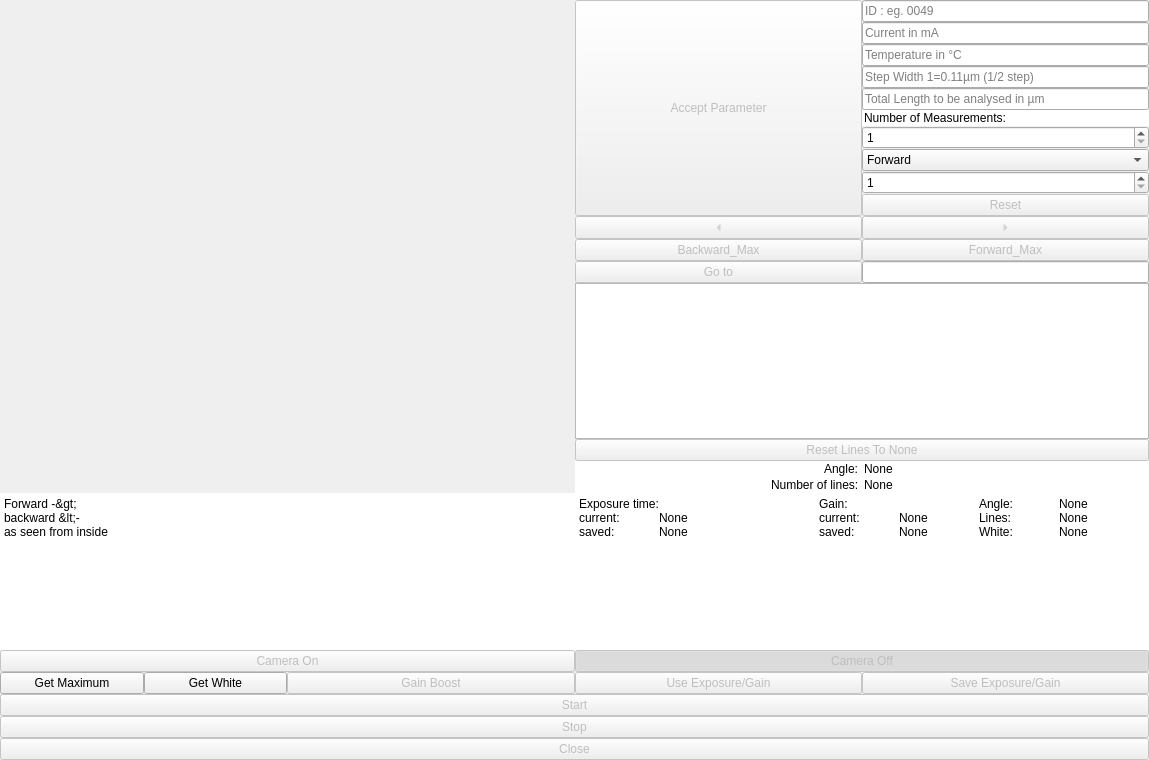
Before: the Qt Designer form ui/new_camera.ui in ClaudiusCaesarPoseidon/coherence_length_analyser_main, drawn with Qt 5.
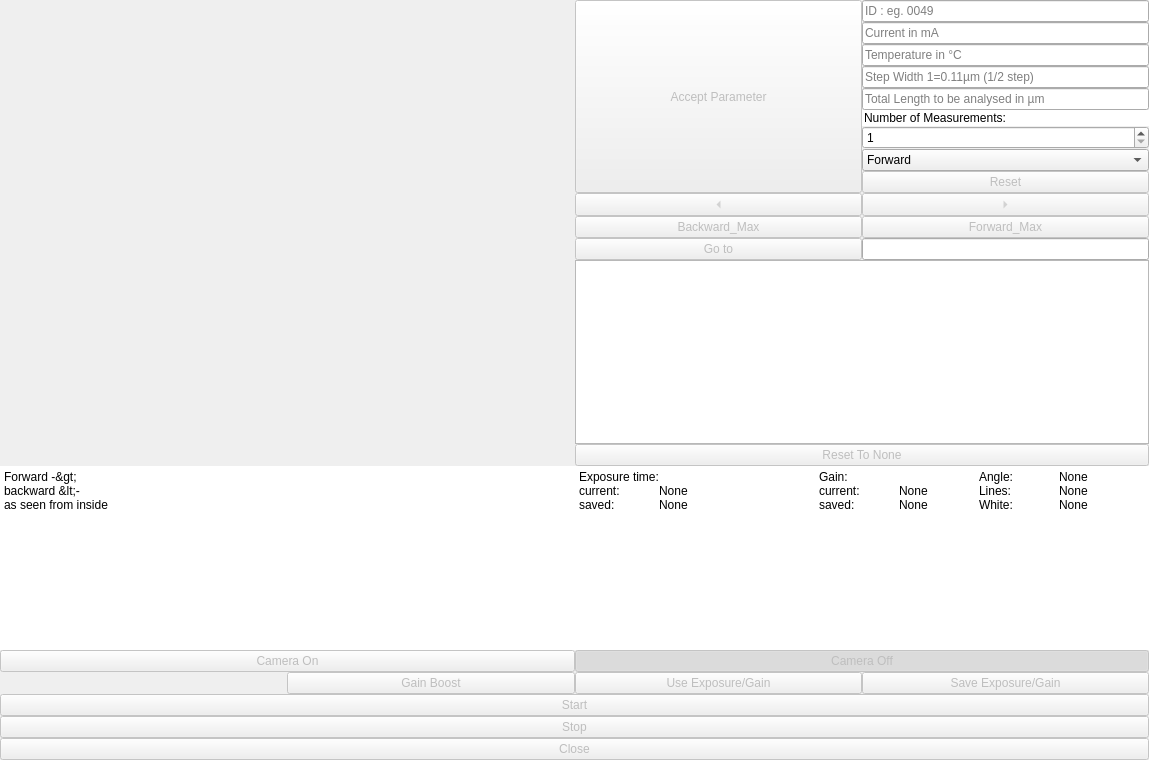
After: the same form once the commit is applied. Custom widgets are drawn as their Qt base class.

Patch:
```diff
--- a/ui/new_camera.ui
+++ b/ui/new_camera.ui
@@ -218,36 +218,17 @@
         <number>0</number>
        </property>
        <item row="0" column="0">
-        <widget class="QPushButton" name="Get_Maximum">
-         <property name="sizePolicy">
-          <sizepolicy hsizetype="Expanding" vsizetype="Expanding">
-           <horstretch>0</horstretch>
-           <verstretch>0</verstretch>
-          </sizepolicy>
+        <spacer name="horizontalSpacer">
+         <property name="orientation">
+          <enum>Qt::Horizontal</enum>
          </property>
-         <property name="text">
-          <string>Get Maximum</string>
+         <property name="sizeHint" stdset="0">
+          <size>
+           <width>40</width>
+           <height>20</height>
+          </size>
          </property>
-         <property name="autoDefault">
-          <bool>true</bool>
-         </property>
-        </widget>
-       </item>
-       <item row="0" column="1">
-        <widget class="QPushButton" name="Get_White">
-         <property name="sizePolicy">
-          <sizepolicy hsizetype="Expanding" vsizetype="Expanding">
-           <horstretch>0</horstretch>
-           <verstretch>0</verstretch>
-          </sizepolicy>
-         </property>
-         <property name="text">
-          <string>Get White</string>
-         </property>
-         <property name="autoDefault">
-          <bool>true</bool>
-         </property>
-        </widget>
+        </spacer>
        </item>
       </layout>
      </item>
@@ -337,44 +318,6 @@
          <property name="spacing">
           <number>0</number>
          </property>
-         <item row="4" column="1">
-          <widget class="LineEdit" name="Angle">
-           <property name="sizePolicy">
-            <sizepolicy hsizetype="Expanding" vsizetype="Expanding">
-             <horstretch>0</horstretch>
-             <verstretch>0</verstretch>
-            </sizepolicy>
-           </property>
-           <property name="styleSheet">
-            <string notr="true">border: None</string>
-           </property>
-           <property name="text">
-            <string>None</string>
-           </property>
-           <property name="readOnly">
-            <bool>true</bool>
-           </property>
-          </widget>
-         </item>
-         <item row="5" column="1">
-          <widget class="LineEdit" name="Lines">
-           <property name="sizePolicy">
-            <sizepolicy hsizetype="Expanding" vsizetype="Expanding">
-             <horstretch>0</horstretch>
-             <verstretch>0</verstretch>
-            </sizepolicy>
-           </property>
-           <property name="styleSheet">
-            <string notr="true">border: None</string>
-           </property>
-           <property name="text">
-            <string>None</string>
-           </property>
-           <property name="readOnly">
-            <bool>true</bool>
-           </property>
-          </widget>
-         </item>
          <item row="2" column="0" colspan="2">
           <layout class="QGridLayout" name="gridLayout_4">
            <property name="spacing">
@@ -456,50 +399,6 @@
            </item>
           </layout>
          </item>
-         <item row="5" column="0">
-          <widget class="LineEdit" name="Lines_Text">
-           <property name="sizePolicy">
-            <sizepolicy hsizetype="Expanding" vsizetype="Expanding">
-             <horstretch>0</horstretch>
-             <verstretch>0</verstretch>
-            </sizepolicy>
-           </property>
-           <property name="styleSheet">
-            <string notr="true">border: None</string>
-           </property>
-           <property name="text">
-            <string>Number of lines:</string>
-           </property>
-           <property name="alignment">
-            <set>Qt::AlignRight|Qt::AlignTrailing|Qt::AlignVCenter</set>
-           </property>
-           <property name="readOnly">
-            <bool>true</bool>
-           </property>
-          </widget>
-         </item>
-         <item row="4" column="0">
-          <widget class="LineEdit" name="Angle_Text">
-           <property name="sizePolicy">
-            <sizepolicy hsizetype="Expanding" vsizetype="Expanding">
-             <horstretch>0</horstretch>
-             <verstretch>0</verstretch>
-            </sizepolicy>
-           </property>
-           <property name="styleSheet">
-            <string notr="true">border: None</string>
-           </property>
-           <property name="text">
-            <string>Angle:</string>
-           </property>
-           <property name="alignment">
-            <set>Qt::AlignRight|Qt::AlignTrailing|Qt::AlignVCenter</set>
-           </property>
-           <property name="readOnly">
-            <bool>true</bool>
-           </property>
-          </widget>
-         </item>
          <item row="0" column="0" colspan="2">
           <layout class="QGridLayout" name="gridLayout_3">
            <property name="spacing">
@@ -523,6 +422,66 @@
               <property name="spacing">
                <number>0</number>
               </property>
+              <item row="0" column="0" rowspan="9">
+               <widget class="PushButton" name="Accept_Parameter">
+                <property name="enabled">
+                 <bool>false</bool>
+                </property>
+                <property name="sizePolicy">
+                 <sizepolicy hsizetype="Expanding" vsizetype="Expanding">
+                  <horstretch>0</horstretch>
+                  <verstretch>0</verstretch>
+                 </sizepolicy>
+                </property>
+                <property name="text">
+                 <string>Accept Parameter</string>
+                </property>
+                <property name="autoDefault">
+                 <bool>true</bool>
+                </property>
+               </widget>
+              </item>
+              <item row="8" column="1">
+               <widget class="PushButton" name="Reset">
+                <property name="enabled">
+                 <bool>false</bool>
+                </property>
+                <property name="sizePolicy">
+                 <sizepolicy hsizetype="Expanding" vsizetype="Expanding">
+                  <horstretch>0</horstretch>
+                  <verstretch>0</verstretch>
+                 </sizepolicy>
+                </property>
+                <property name="text">
+                 <string>Reset</string>
+                </property>
+                <property name="autoDefault">
+                 <bool>true</bool>
+                </property>
+               </widget>
+              </item>
+              <item row="5" column="1">
+               <widget class="LineEdit" name="Number_Of_Measurements_Text">
+                <property name="sizePolicy">
+                 <sizepolicy hsizetype="Expanding" vsizetype="Expanding">
+                  <horstretch>0</horstretch>
+                  <verstretch>0</verstretch>
+                 </sizepolicy>
+                </property>
+                <property name="styleSheet">
+                 <string notr="true">border: None</string>
+                </property>
+                <property name="text">
+                 <string>Number of Measurements:</string>
+                </property>
+                <property name="readOnly">
+                 <bool>true</bool>
+                </property>
+                <property name="placeholderText">
+                 <string>Number of Measurements (default: 1)</string>
+                </property>
+               </widget>
+              </item>
               <item row="2" column="1">
                <widget class="LineEdit" name="Temperature">
                 <property name="sizePolicy">
@@ -536,6 +495,49 @@
                 </property>
                </widget>
               </item>
+              <item row="6" column="1">
+               <widget class="QSpinBox" name="Number_Of_Measurements">
+                <property name="styleSheet">
+                 <string notr="true"/>
+                </property>
+                <property name="minimum">
+                 <number>1</number>
+                </property>
+               </widget>
+              </item>
+              <item row="7" column="1">
+               <widget class="ComboBox" name="Mode">
+                <property name="sizePolicy">
+                 <sizepolicy hsizetype="Expanding" vsizetype="Expanding">
+                  <horstretch>0</horstretch>
+                  <verstretch>0</verstretch>
+                 </sizepolicy>
+                </property>
+                <item>
+                 <property name="text">
+                  <string>Forward</string>
+                 </property>
+                </item>
+                <item>
+                 <property name="text">
+                  <string>Backward</string>
+                 </property>
+                </item>
+               </widget>
+              </item>
+              <item row="4" column="1">
+               <widget class="LineEdit" name="Max_Width">
+                <property name="sizePolicy">
+                 <sizepolicy hsizetype="Expanding" vsizetype="Expanding">
+                  <horstretch>0</horstretch>
+                  <verstretch>0</verstretch>
+                 </sizepolicy>
+                </property>
+                <property name="placeholderText">
+                 <string>Total Length to be analysed in µm</string>
+                </property>
+               </widget>
+              </item>
               <item row="3" column="1">
                <widget class="LineEdit" name="Step_Width">
                 <property name="sizePolicy">
@@ -575,119 +577,6 @@
                 </property>
                </widget>
               </item>
-              <item row="7" column="1">
-               <widget class="ComboBox" name="Mode">
-                <property name="sizePolicy">
-                 <sizepolicy hsizetype="Expanding" vsizetype="Expanding">
-                  <horstretch>0</horstretch>
-                  <verstretch>0</verstretch>
-                 </sizepolicy>
-                </property>
-                <item>
-                 <property name="text">
-                  <string>Forward</string>
-                 </property>
-                </item>
-                <item>
-                 <property name="text">
-                  <string>Backward</string>
-                 </property>
-                </item>
-               </widget>
-              </item>
-              <item row="9" column="1">
-               <widget class="PushButton" name="Reset">
-                <property name="enabled">
-                 <bool>false</bool>
-                </property>
-                <property name="sizePolicy">
-                 <sizepolicy hsizetype="Expanding" vsizetype="Expanding">
-                  <horstretch>0</horstretch>
-                  <verstretch>0</verstretch>
-                 </sizepolicy>
-                </property>
-                <property name="text">
-                 <string>Reset</string>
-                </property>
-                <property name="autoDefault">
-                 <bool>true</bool>
-                </property>
-               </widget>
-              </item>
-              <item row="4" column="1">
-               <widget class="LineEdit" name="Max_Width">
-                <property name="sizePolicy">
-                 <sizepolicy hsizetype="Expanding" vsizetype="Expanding">
-                  <horstretch>0</horstretch>
-                  <verstretch>0</verstretch>
-                 </sizepolicy>
-                </property>
-                <property name="placeholderText">
-                 <string>Total Length to be analysed in µm</string>
-                </property>
-               </widget>
-              </item>
-              <item row="0" column="0" rowspan="10">
-               <widget class="PushButton" name="Accept_Parameter">
-                <property name="enabled">
-                 <bool>false</bool>
-                </property>
-                <property name="sizePolicy">
-                 <sizepolicy hsizetype="Expanding" vsizetype="Expanding">
-                  <horstretch>0</horstretch>
-                  <verstretch>0</verstretch>
-                 </sizepolicy>
-                </property>
-                <property name="text">
-                 <string>Accept Parameter</string>
-                </property>
-                <property name="autoDefault">
-                 <bool>true</bool>
-                </property>
-               </widget>
-              </item>
-              <item row="6" column="1">
-               <widget class="QSpinBox" name="Number_Of_Measurements">
-                <property name="styleSheet">
-                 <string notr="true"/>
-                </property>
-                <property name="minimum">
-                 <number>1</number>
-                </property>
-               </widget>
-              </item>
-              <item row="5" column="1">
-               <widget class="LineEdit" name="Number_Of_Measurements_Text">
-                <property name="sizePolicy">
-                 <sizepolicy hsizetype="Expanding" vsizetype="Expanding">
-                  <horstretch>0</horstretch>
-                  <verstretch>0</verstretch>
-                 </sizepolicy>
-                </property>
-                <property name="styleSheet">
-                 <string notr="true">border: None</string>
-                </property>
-                <property name="text">
-                 <string>Number of Measurements:</string>
-                </property>
-                <property name="readOnly">
-                 <bool>true</bool>
-                </property>
-                <property name="placeholderText">
-                 <string>Number of Measurements (default: 1)</string>
-                </property>
-               </widget>
-              </item>
-              <item row="8" column="1">
-               <widget class="QSpinBox" name="Sleep_Time">
-                <property name="minimum">
-                 <number>1</number>
-                </property>
-                <property name="maximum">
-                 <number>500</number>
-                </property>
-               </widget>
-              </item>
              </layout>
             </widget>
            </item>
@@ -705,26 +594,7 @@
             </sizepolicy>
            </property>
            <property name="text">
-            <string>Reset Lines To None</string>
-           </property>
-          </widget>
-         </item>
-         <item row="1" column="1">
-          <widget class="ToolButton" name="Right">
-           <property name="enabled">
-            <bool>false</bool>
-           </property>
-           <property name="sizePolicy">
-            <sizepolicy hsizetype="Expanding" vsizetype="Expanding">
-             <horstretch>0</horstretch>
-             <verstretch>0</verstretch>
-            </sizepolicy>
-           </property>
-           <property name="text">
-            <string>...</string>
-           </property>
-           <property name="arrowType">
-            <enum>Qt::RightArrow</enum>
+            <string>Reset To None</string>
            </property>
           </widget>
          </item>
@@ -747,6 +617,25 @@
            </property>
           </widget>
          </item>
+         <item row="1" column="1">
+          <widget class="ToolButton" name="Right">
+           <property name="enabled">
+            <bool>false</bool>
+           </property>
+           <property name="sizePolicy">
+            <sizepolicy hsizetype="Expanding" vsizetype="Expanding">
+             <horstretch>0</horstretch>
+             <verstretch>0</verstretch>
+            </sizepolicy>
+           </property>
+           <property name="text">
+            <string>...</string>
+           </property>
+           <property name="arrowType">
+            <enum>Qt::RightArrow</enum>
+           </property>
+          </widget>
+         </item>
         </layout>
        </item>
       </layout>
```
